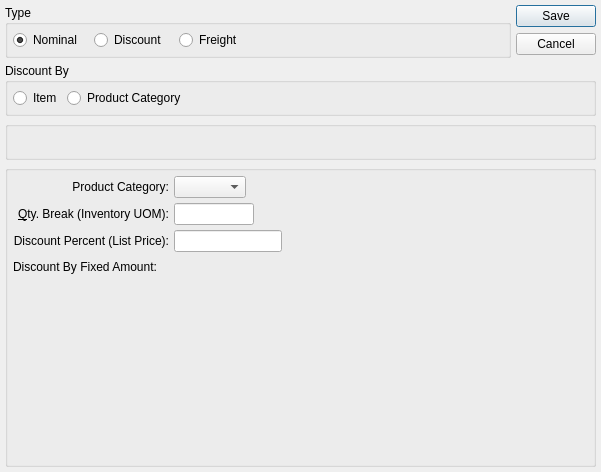
Qt form guiclient/itemPricingScheduleItem.ui (knowhow/xtuple) before a commit.
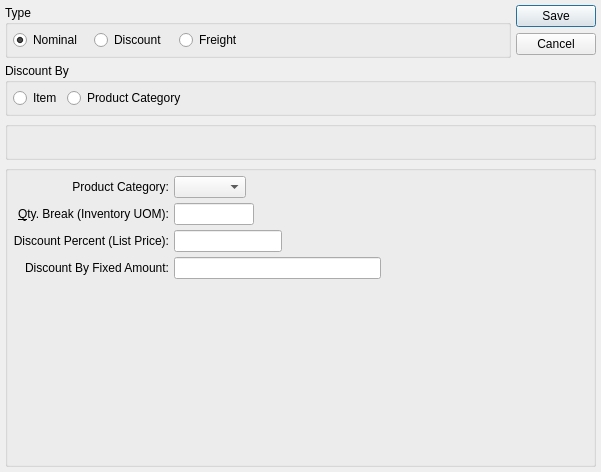
The same form after that commit. The open tabs and pages were chosen to show the change. Custom widgets are drawn as their Qt base class.

The edit to the form file:
```diff
--- a/guiclient/itemPricingScheduleItem.ui
+++ b/guiclient/itemPricingScheduleItem.ui
@@ -759,23 +759,20 @@
           </item>
           <item row="3" column="0">
            <widget class="QLabel" name="_fixedAmtDiscountLit">
-            <property name="layoutDirection">
-             <enum>Qt::RightToLeft</enum>
-            </property>
             <property name="text">
              <string>Discount By Fixed Amount:</string>
             </property>
+            <property name="alignment">
+             <set>Qt::AlignRight|Qt::AlignTrailing|Qt::AlignVCenter</set>
+            </property>
            </widget>
           </item>
           <item row="3" column="1">
            <layout class="QHBoxLayout" name="horizontalLayout">
             <item>
-             <widget class="CurrCluster" name="_fixedAmtDiscount">
-              <property name="format">
-               <enum>CurrDisplay::Cost</enum>
-              </property>
-              <property name="currencyDisabled">
-               <bool>true</bool>
+             <widget class="XLineEdit" name="_fixedAmtDiscount">
+              <property name="alignment">
+               <set>Qt::AlignRight|Qt::AlignTrailing|Qt::AlignVCenter</set>
               </property>
              </widget>
             </item>
```
Left out of the diff: 70 changed lines with no effect on the pictures.
